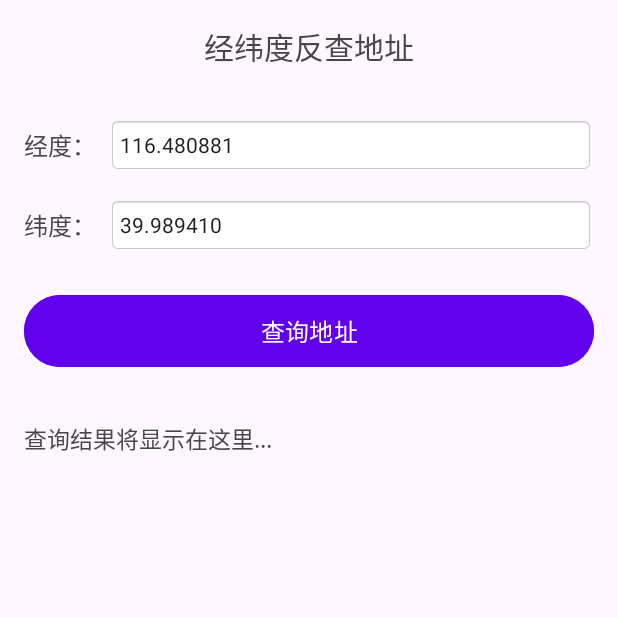
After one commit to yidechen0-hub/cyd_soft_competition, an Android app: the ReGeoCodeActivity screen opened directly, with no data from a screen before it, on a phone screen of 412 x 824 dp, the top half of it. The commit adds this screen. Run offline under Robolectric (Android 15) with nearby library versions, the phone set to English and light mode, and no system bars.

Commit message:
[feature] 接入高德api，增加地址的反编码

```diff
--- a/app/src/main/java/com/cyd/cyd_soft_competition/CydApplication.kt
+++ b/app/src/main/java/com/cyd/cyd_soft_competition/activity/CydApplication.kt
@@ -1,9 +1,9 @@
-package com.cyd.cyd_soft_competition
+package com.cyd.cyd_soft_competition.activity
 
 import android.app.Application
+import android.util.Log
 import com.chaquo.python.Python
 import com.chaquo.python.android.AndroidPlatform
-import android.util.Log
 
 class CydApplication : Application() {
     private val TAG = "ChaquopyKotlinDemo"
--- a/app/src/main/java/com/cyd/cyd_soft_competition/DBActivity.kt
+++ b/app/src/main/java/com/cyd/cyd_soft_competition/activity/DBActivity.kt
@@ -16,9 +16,9 @@ import androidx.activity.ComponentActivity
 import androidx.annotation.RequiresApi
 import androidx.core.app.ActivityCompat
 import androidx.core.content.ContextCompat
-import java.io.File
 import com.cyd.cyd_soft_competition.contentdb.BuildDB
 import com.cyd.cyd_soft_competition.contentdb.DBBuildConfig
+import java.io.File
 
 class DBActivity : ComponentActivity() {
     private val TAG = "DBActivity"
--- /dev/null
+++ b/app/src/main/java/com/cyd/cyd_soft_competition/activity/ReGeoCodeActivity.kt
@@ -0,0 +1,162 @@
+package com.cyd.cyd_soft_competition.activity
+
+import android.os.Bundle
+import android.text.Editable
+import android.text.TextUtils
+import android.text.TextWatcher
+import android.view.View
+import android.widget.Button
+import android.widget.EditText
+import android.widget.TextView
+import android.widget.Toast
+import androidx.appcompat.app.AppCompatActivity
+import com.cyd.cyd_soft_competition.databinding.ActivityMainBinding
+import com.cyd.cyd_soft_competition.re_geo_code.ReGeoCodeUtils
+import kotlinx.coroutines.CoroutineScope
+import kotlinx.coroutines.Dispatchers
+import kotlinx.coroutines.launch
+import kotlinx.coroutines.withContext
+import com.cyd.cyd_soft_competition.databinding.ActivityReGeoCodeBinding
+
+class ReGeoCodeActivity : AppCompatActivity(), View.OnClickListener {
+
+    // 控件引用
+    private lateinit var etLongitude: EditText
+    private lateinit var etLatitude: EditText
+    private lateinit var btnQuery: Button
+    private lateinit var tvResult: TextView
+
+    private lateinit var binding: ActivityReGeoCodeBinding
+
+    override fun onCreate(savedInstanceState: Bundle?) {
+        super.onCreate(savedInstanceState)
+        binding = ActivityReGeoCodeBinding.inflate(layoutInflater)
+        setContentView(binding.root)
+
+        // 初始化控件
+        initView()
+        // 设置监听
+        setListener()
+        // 预设示例经纬度（方便测试）
+        setDefaultLatLng()
+    }
+
+    /**
+     * 初始化控件
+     */
+    private fun initView() {
+        etLongitude = binding.etLongitude
+        etLatitude = binding.etLatitude
+        btnQuery = binding.btnQuery
+        tvResult = binding.tvResult
+    }
+
+    /**
+     * 设置监听（按钮点击、输入框文本变化）
+     */
+    private fun setListener() {
+        btnQuery.setOnClickListener(this)
+
+        // 输入框文本变化时，清空之前的结果
+        val textWatcher = object : TextWatcher {
+            override fun beforeTextChanged(s: CharSequence?, start: Int, count: Int, after: Int) {}
+            override fun onTextChanged(s: CharSequence?, start: Int, before: Int, count: Int) {
+                tvResult.text = "查询结果将显示在这里..."
+            }
+            override fun afterTextChanged(s: Editable?) {}
+        }
+        etLongitude.addTextChangedListener(textWatcher)
+        etLatitude.addTextChangedListener(textWatcher)
+    }
+
+    /**
+     * 预设示例经纬度（高德GCJ02坐标系，北京市朝阳区望京SOHO）
+     */
+    private fun setDefaultLatLng() {
+        etLongitude.setText("116.480881")
+        etLatitude.setText("39.989410")
+    }
+
+    /**
+     * 按钮点击事件
+     */
+    override fun onClick(v: View?) {
+        when (v?.id) {
+            btnQuery.id -> {
+                // 1. 检查网络
+                if (!ReGeoCodeUtils.isNetworkAvailable(this)) {
+                    Toast.makeText(this, "网络不可用，请检查网络设置", Toast.LENGTH_SHORT).show()
+                    return
+                }
+
+                // 2. 获取输入的经纬度
+                val longitudeStr = etLongitude.text.toString().trim()
+                val latitudeStr = etLatitude.text.toString().trim()
+
+                // 3. 校验输入不为空
+                if (TextUtils.isEmpty(longitudeStr) || TextUtils.isEmpty(latitudeStr)) {
+                    Toast.makeText(this, "经度和纬度不能为空", Toast.LENGTH_SHORT).show()
+                    return
+                }
+
+                // 4. 校验经纬度格式（转换为Double）
+                val longitude = try {
+                    longitudeStr.toDouble()
+                } catch (e: NumberFormatException) {
+                    Toast.makeText(this, "经度格式错误（请输入数字）", Toast.LENGTH_SHORT).show()
+                    return
+                }
+
+                val latitude = try {
+                    latitudeStr.toDouble()
+                } catch (e: NumberFormatException) {
+                    Toast.makeText(this, "纬度格式错误（请输入数字）", Toast.LENGTH_SHORT).show()
+                    return
+                }
+
+                // 5. 校验经纬度范围（经度：-180~180，纬度：-90~90）
+                if (longitude < -180 || longitude > 180) {
+                    Toast.makeText(this, "经度范围错误（应在-180~180之间）", Toast.LENGTH_SHORT).show()
+                    return
+                }
+                if (latitude < -90 || latitude > 90) {
+                    Toast.makeText(this, "纬度范围错误（应在-90~90之间）", Toast.LENGTH_SHORT).show()
+                    return
+                }
+
+                // 6. 显示加载状态
+                tvResult.text = "查询中..."
+                btnQuery.isEnabled = false // 防止重复点击
+
+                // 7. 子线程调用反查接口（Coroutine实现）
+                CoroutineScope(Dispatchers.IO).launch {
+                    val result = ReGeoCodeUtils.getAddressByLatLng(longitude, latitude)
+                    // 8. 切换到主线程更新UI
+                    withContext(Dispatchers.Main) {
+                        btnQuery.isEnabled = true // 恢复按钮可用
+                        if (result.isSuccess) {
+                            val address = result.addressInfo
+                            address?.let {
+                                // 格式化显示结果
+                                val resultText = """
+                                    查询成功！
+                                    完整结构化地址：${it.formattedAddress}
+                                    省份：${it.province}
+                                    城市：${it.city}
+                                    区/县：${it.district}
+                                    乡镇：${it.township}
+                                    街道：${it.street}
+                                    门牌号：${it.streetNumber}
+                                """.trimIndent()
+                                tvResult.text = resultText
+                            }
+                        } else {
+                            tvResult.text = "查询失败：${result.message}"
+                            Toast.makeText(this@ReGeoCodeActivity, "查询失败：${result.message}", Toast.LENGTH_SHORT).show()
+                        }
+                    }
+                }
+            }
+        }
+    }
+}
--- /dev/null
+++ b/app/src/main/res/layout/activity_re_geo_code.xml
@@ -0,0 +1,96 @@
+<?xml version="1.0" encoding="utf-8"?>
+<LinearLayout xmlns:android="http://schemas.android.com/apk/res/android"
+    android:layout_width="match_parent"
+    android:layout_height="match_parent"
+    android:orientation="vertical"
+    android:padding="16dp"
+    android:gravity="center_horizontal">
+
+    <!-- 标题 -->
+    <TextView
+        android:layout_width="wrap_content"
+        android:layout_height="wrap_content"
+        android:text="经纬度反查地址"
+        android:textSize="20sp"
+        android:layout_marginBottom="32dp"/>
+
+    <!-- 经度输入框 -->
+    <LinearLayout
+        android:layout_width="match_parent"
+        android:layout_height="wrap_content"
+        android:orientation="horizontal"
+        android:layout_marginBottom="16dp">
+
+        <TextView
+            android:layout_width="wrap_content"
+            android:layout_height="wrap_content"
+            android:text="经度："
+            android:textSize="16sp"
+            android:layout_gravity="center_vertical"
+            android:layout_marginEnd="8dp"/>
+
+        <EditText
+            android:id="@+id/et_longitude"
+            android:layout_width="match_parent"
+            android:layout_height="wrap_content"
+            android:hint="例如：116.480881（高德GCJ02坐标系）"
+            android:inputType="numberDecimal|numberSigned"
+            android:textSize="14sp"
+            android:padding="8dp"
+            android:background="@android:drawable/editbox_background_normal"/>
+    </LinearLayout>
+
+    <!-- 纬度输入框 -->
+    <LinearLayout
+        android:layout_width="match_parent"
+        android:layout_height="wrap_content"
+        android:orientation="horizontal"
+        android:layout_marginBottom="24dp">
+
+        <TextView
+            android:layout_width="wrap_content"
+            android:layout_height="wrap_content"
+            android:text="纬度："
+            android:textSize="16sp"
+            android:layout_gravity="center_vertical"
+            android:layout_marginEnd="8dp"/>
+
+        <EditText
+            android:id="@+id/et_latitude"
+            android:layout_width="match_parent"
+            android:layout_height="wrap_content"
+            android:hint="例如：39.989410（高德GCJ02坐标系）"
+            android:inputType="numberDecimal|numberSigned"
+            android:textSize="14sp"
+            android:padding="8dp"
+            android:background="@android:drawable/editbox_background_normal"/>
+    </LinearLayout>
+
+    <!-- 查询按钮 -->
+    <Button
+        android:id="@+id/btn_query"
+        android:layout_width="match_parent"
+        android:layout_height="wrap_content"
+        android:text="查询地址"
+        android:textSize="16sp"
+        android:padding="12dp"
+        android:backgroundTint="@color/design_default_color_primary"
+        android:textColor="@android:color/white"
+        android:layout_marginBottom="32dp"/>
+
+    <!-- 结果显示区域 -->
+    <ScrollView
+        android:layout_width="match_parent"
+        android:layout_height="0dp"
+        android:layout_weight="1">
+
+        <TextView
+            android:id="@+id/tv_result"
+            android:layout_width="match_parent"
+            android:layout_height="wrap_content"
+            android:text="查询结果将显示在这里..."
+            android:textSize="15sp"
+            android:lineSpacingExtra="4dp"/>
+    </ScrollView>
+
+</LinearLayout>
--- a/app/src/main/res/values/strings.xml
+++ b/app/src/main/res/values/strings.xml
@@ -1,3 +1,5 @@
 <resources>
     <string name="app_name">cyd_soft_competition</string>
+    <string name="build_db">建库</string>
+    <string name="get_geo">反查经纬度</string>
 </resources>
```
Also changed, not shown: app/src/main/AndroidManifest.xml (+9 -6 lines), app/src/main/java/com/cyd/cyd_soft_competition/MainActivity.kt (deleted, +0 -46 lines), app/src/main/java/com/cyd/cyd_soft_competition/activity/MainActivity.kt (added, +40 -0 lines), app/src/main/java/com/cyd/cyd_soft_competition/adapter/mainAdapter.kt (added, +42 -0 lines), app/src/main/java/com/cyd/cyd_soft_competition/re_geo_code/ReGeoCodeUtils.kt (added, +166 -0 lines), app/src/main/res/layout/activity_main.xml (+13 -36 lines), app/src/main/res/layout/item_main.xml (added, +15 -0 lines).
